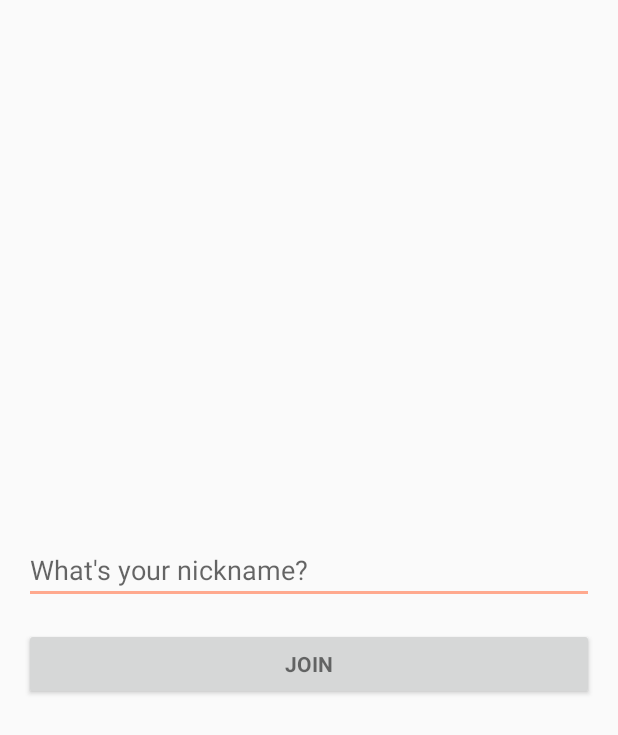
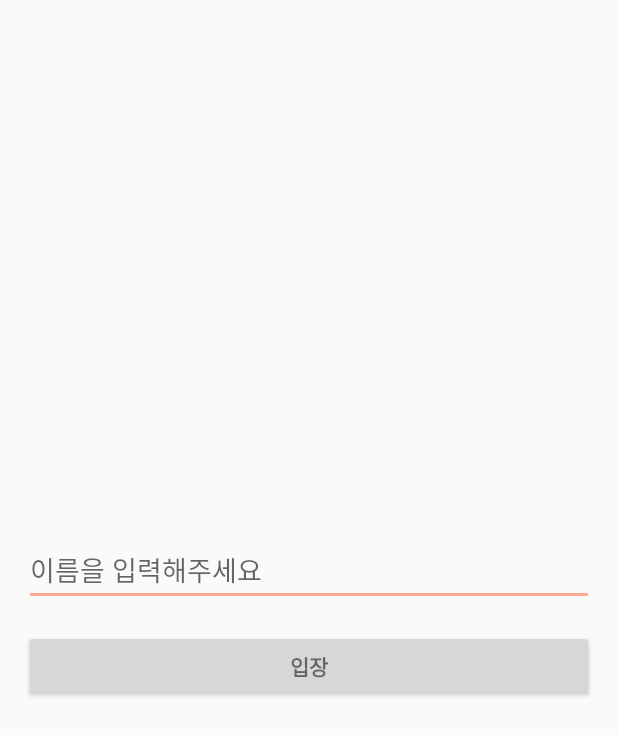
Before and after one commit to genesis9413/graduate_proj_v2, an Android app: the LoginActivity screen opened directly, with no data from a screen before it, on a phone screen of 412 x 824 dp. Shown: the top 735 px of the screen. Run offline under Robolectric (Android 15) with nearby library versions, the phone set to English and light mode, and no system bars; libraries missing offline, so code that uses them is left out: io.socket.client, io.socket.emitter; 2 statements that could not run were skipped.

Commit message:
Merge branch 'master' of https://github.com/genesis9413/graduate_proj_v2
# Conflicts:
#	app/src/main/java/com/example/pc/android_project/Signup.java

```diff
--- a/app/src/main/AndroidManifest.xml
+++ b/app/src/main/AndroidManifest.xml
@@ -4,9 +4,10 @@
 
     <!-- 음성인식에 필요함 -->
     <uses-permission android:name="android.permission.RECORD_AUDIO" />
-
     <uses-permission android:name="android.permission.WRITE_EXTERNAL_STORAGE" />
     <uses-permission android:name="android.permission.INTERNET" />
+    <uses-permission android:name="android.permission.ACCESS_COARSE_LOCATION" />
+    <uses-permission android:name="android.permission.ACCESS_FINE_LOCATION" />
 
     <application
         android:name=".chat.ChatApplication"
--- a/app/src/main/java/com/example/pc/android_project/Knowledge_quiz_end.java
+++ b/app/src/main/java/com/example/pc/android_project/Knowledge_quiz_end.java
@@ -58,8 +58,6 @@ public class Knowledge_quiz_end extends AppCompatActivity {
             Log.v("wrCnt2",""+wrCnt);
         }
 
-
-
         mEdit1.commit();
 
         TextView count = (TextView) findViewById(R.id.count);
--- a/app/src/main/res/layout/chat_item_message.xml
+++ b/app/src/main/res/layout/chat_item_message.xml
@@ -21,6 +21,7 @@
             android:layout_height="wrap_content"
             android:paddingLeft="@dimen/spacing"
             android:paddingRight="@dimen/spacing"
-            android:singleLine="true"/>
+            android:maxLines="5"/>
+            <!--android:singleLine="true"-->
 
 </LinearLayout>
--- a/app/src/main/res/values/strings_activity_login.xml
+++ b/app/src/main/res/values/strings_activity_login.xml
@@ -1,10 +1,10 @@
 <resources>
-    <string name="title_activity_login">Join</string>
+    <string name="title_activity_login">입장</string>
 
     <!-- Strings related to login -->
-    <string name="prompt_username">What\'s your nickname?</string>
-    <string name="action_sign_in">Join</string>
-    <string name="action_sign_in_short">Join</string>
+    <string name="prompt_username">이름을 입력해주세요</string>
+    <string name="action_sign_in">입장</string>
+    <string name="action_sign_in_short">입장</string>
 
-    <string name="error_field_required">This field is required</string>
+    <string name="error_field_required">입력이 필요합니다</string>
 </resources>
```
Also changed, not shown: app/src/main/java/com/example/pc/android_project/chat/MainFragment.java (+35 -1 lines).
